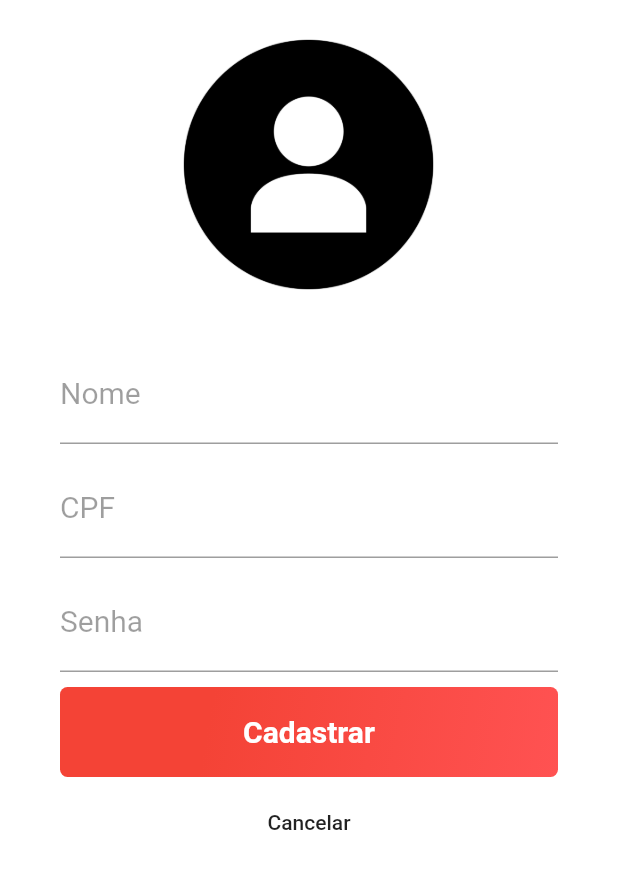
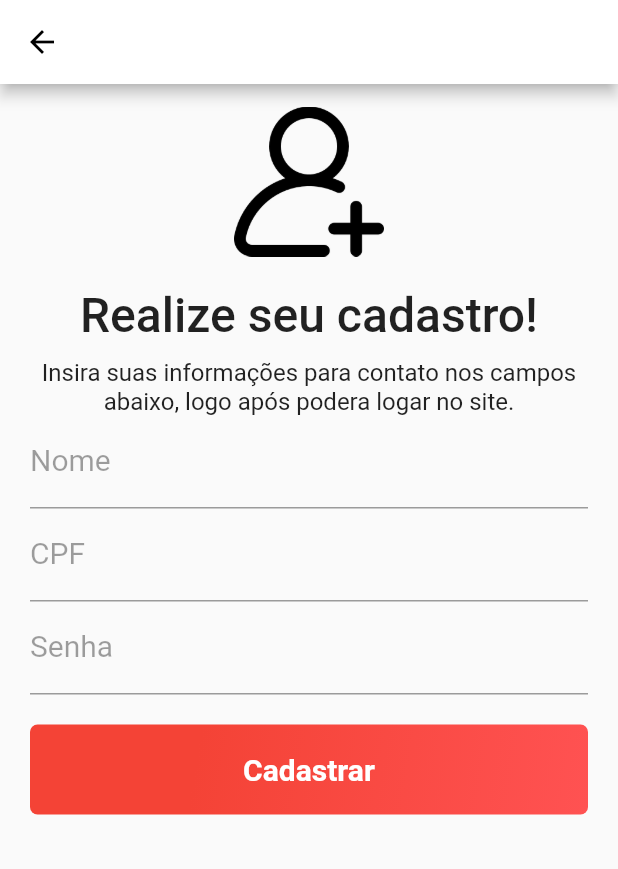
Before and after one commit to Math-Barros/project_mpsp, a Flutter app: the screen it shows after launch, after a tap on "Não possui uma conta? Cadastre-se!", on a phone screen of 412 x 824 dp. Shown: the top 869 px of the screen. Run offline on Flutter 3.47's test engine with Material 2 defaults, Android fonts, the phone set to English and light mode, and no system bars; our stand-ins replace sqflite; accounts and stored records are empty; Roboto replaces fonts that are missing (Montserrat).

Commit message:
atualização funcional de cadastro e login

```diff
--- a/lib/database/database_helper.dart
+++ b/lib/database/database_helper.dart
@@ -1,6 +1,7 @@
 import 'package:path/path.dart';
 import 'package:project_mpsp/models/usuario_model.dart';
 import 'package:sqflite/sqflite.dart';
+import 'package:sqflite/sqlite_api.dart';
 
 class DatabaseHelper {
   // Instancia do SQFLite Database
--- a/lib/screens/cadastro.dart
+++ /dev/null
@@ -1,172 +0,0 @@
-import 'package:flutter/material.dart';
-import 'package:project_mpsp/models/usuario_model.dart';
-import 'package:project_mpsp/repository/usuario_repository.dart';
-
-class Cadastro extends StatefulWidget {
-  @override
-  _Cadastro createState() => _Cadastro();
-}
-
-class _Cadastro extends State<Cadastro> {
-  GlobalKey<FormState> formKey = new GlobalKey<FormState>();
-  GlobalKey<ScaffoldState> scaffoldKey = GlobalKey<ScaffoldState>();
-
-  UsuarioModel usuarioModel = new UsuarioModel();
-
-  @override
-  Widget build(BuildContext context) {
-    return Scaffold(
-      body: Container(
-        padding: EdgeInsets.only(top: 10, left: 40, right: 40),
-        color: Colors.white,
-        child: ListView(
-          children: <Widget>[
-            Container(
-              width: 200,
-              height: 200,
-              alignment: Alignment(0.0, 1.15),
-              decoration: new BoxDecoration(
-                image: new DecorationImage(
-                  image: AssetImage("assets/profile-picture.png"),
-                  fit: BoxFit.fitHeight,
-                ),
-              ),
-              child: Container(
-                height: 56,
-                width: 56,
-                alignment: Alignment.center,
-              ),
-            ),
-            SizedBox(
-              height: 20,
-            ),
-            TextFormField(
-              // autofocus: true,
-              keyboardType: TextInputType.text,
-              decoration: InputDecoration(
-                labelText: "Nome",
-                labelStyle: TextStyle(
-                  color: Colors.black38,
-                  fontWeight: FontWeight.w400,
-                  fontSize: 20,
-                ),
-              ),
-
-              onSaved: (value) {
-                usuarioModel.nome = value;
-              },
-
-              style: TextStyle(
-                fontSize: 20,
-              ),
-            ),
-            SizedBox(
-              height: 10,
-            ),
-            TextFormField(
-              // autofocus: true,
-              keyboardType: TextInputType.number,
-              decoration: InputDecoration(
-                labelText: "CPF",
-                labelStyle: TextStyle(
-                  color: Colors.black38,
-                  fontWeight: FontWeight.w400,
-                  fontSize: 20,
-                ),
-              ),
-
-              onSaved: (value) {
-                usuarioModel.cpf = value;
-              },
-              style: TextStyle(
-                fontSize: 20,
-              ),
-            ),
-            SizedBox(
-              height: 10,
-            ),
-            TextFormField(
-              // autofocus: true,
-              keyboardType: TextInputType.text,
-              obscureText: true,
-              decoration: InputDecoration(
-                labelText: "Senha",
-                labelStyle: TextStyle(
-                  color: Colors.black38,
-                  fontWeight: FontWeight.w400,
-                  fontSize: 20,
-                ),
-              ),
-              onSaved: (value) {
-                usuarioModel.senha = value;
-              },
-
-              style: TextStyle(fontSize: 20),
-            ),
-            SizedBox(
-              height: 10,
-            ),
-            Container(
-              height: 60,
-              alignment: Alignment.centerLeft,
-              decoration: BoxDecoration(
-                gradient: LinearGradient(
-                  begin: Alignment.topLeft,
-                  end: Alignment.bottomRight,
-                  stops: [0.3, 1],
-                  colors: [
-                    Colors.red,
-                    Colors.redAccent,
-                  ],
-                ),
-                borderRadius: BorderRadius.all(
-                  Radius.circular(5),
-                ),
-              ),
-              child: SizedBox.expand(
-                child: FlatButton(
-                    child: Text(
-                      "Cadastrar",
-                      style: TextStyle(
-                        fontWeight: FontWeight.bold,
-                        color: Colors.white,
-                        fontSize: 20,
-                      ),
-                      textAlign: TextAlign.center,
-                    ),
-                    onPressed: () {
-                      formKey.currentState.save();
-
-                      new UsuarioRepository().create(usuarioModel);
-
-                      var mensagem = 'Usuario ' +
-                          usuarioModel.nome.toString() +
-                          (' cadastrado com sucesso!');
-
-                      Navigator.pop(
-                        context,
-                        mensagem,
-                      );
-                    }),
-              ),
-            ),
-            SizedBox(
-              height: 10,
-            ),
-            Container(
-              height: 40,
-              alignment: Alignment.center,
-              child: FlatButton(
-                child: Text(
-                  "Cancelar",
-                  textAlign: TextAlign.center,
-                ),
-                onPressed: () => Navigator.pop(context, false),
-              ),
-            ),
-          ],
-        ),
-      ),
-    );
-  }
-}
--- /dev/null
+++ b/lib/screens/cadastro_screen.dart
@@ -0,0 +1,207 @@
+import 'package:flutter/material.dart';
+import 'package:project_mpsp/models/usuario_model.dart';
+import 'package:project_mpsp/repository/usuario_repository.dart';
+
+class CadastroScreen extends StatefulWidget {
+  CadastroScreen({Key key}) : super(key: key);
+
+  @override
+  _CadastroScreenState createState() => _CadastroScreenState();
+}
+
+class _CadastroScreenState extends State<CadastroScreen> {
+  final GlobalKey<FormState> formKey = new GlobalKey<FormState>();
+  final GlobalKey<ScaffoldState> scaffoldKey = GlobalKey<ScaffoldState>();
+
+  UsuarioRepository usuarioRepository = UsuarioRepository();
+  UsuarioModel usuarioModel = UsuarioModel();
+
+  @override
+  Widget build(BuildContext context) {
+    return MaterialApp(
+      debugShowCheckedModeBanner: false,
+      theme: ThemeData(
+        primarySwatch: Colors.pink,
+        fontFamily: 'Montserrat',
+      ),
+      home: Scaffold(
+        //barra top da tela
+        appBar: AppBar(
+          backgroundColor: Colors.white, //Cor de fundo da tela
+          automaticallyImplyLeading: true,
+          leading: IconButton(
+              icon: Icon(Icons.arrow_back),
+              color: Colors.black,
+              onPressed: () => Navigator.pop(context)),
+        ),
+        body: Padding(
+          padding: const EdgeInsets.only(
+            left: 20,
+            right: 20,
+            top: 15,
+          ),
+          child: SingleChildScrollView(
+            child: Form(
+              key: formKey,
+              child: Center(
+                child: Column(
+                  children: <Widget>[
+                    //Icone de reset
+                    SizedBox(
+                      width: 100,
+                      height: 100,
+                      child: Image.asset("assets/social.png"),
+                    ),
+
+                    //Espacamento da logo com o resto da tela
+                    SizedBox(
+                      height: 20,
+                    ),
+
+                    Text(
+                      "Realize seu cadastro!",
+                      style: TextStyle(
+                        fontSize: 32,
+                        fontWeight: FontWeight.w500,
+                      ),
+                    ),
+
+                    SizedBox(
+                      height: 10,
+                    ),
+
+                    Text(
+                      "Insira suas informações para contato nos campos abaixo, "
+                      "logo após podera logar no site.",
+                      textAlign: TextAlign.center,
+                      style: TextStyle(
+                        fontSize: 16,
+                        fontWeight: FontWeight.w400,
+                      ),
+                    ),
+                    TextFormField(
+                      // autofocus: true,
+                      keyboardType: TextInputType.text,
+                      decoration: InputDecoration(
+                        labelText: "Nome",
+                        labelStyle: TextStyle(
+                          color: Colors.black38,
+                          fontWeight: FontWeight.w400,
+                          fontSize: 20,
+                        ),
+                      ),
+                      validator: (value) {
+                        if (value.isEmpty) {
+                          return 'Precisamos do seu nome para o cadastro';
+                        }
+                        return null;
+                      },
+                      onSaved: (value) {
+                        usuarioModel.nome = value;
+                      },
+                    ),
+                    TextFormField(
+                      // autofocus: true,
+                      keyboardType: TextInputType.number,
+                      decoration: InputDecoration(
+                        labelText: "CPF",
+                        labelStyle: TextStyle(
+                          color: Colors.black38,
+                          fontWeight: FontWeight.w400,
+                          fontSize: 20,
+                        ),
+                      ),
+                      validator: (value) {
+                        if (value.isEmpty) {
+                          return 'Digite o RM para logar';
+                        }
+                        return null;
+                      },
+                      onSaved: (value) {
+                        usuarioModel.cpf = value;
+                      },
+                    ),
+                    TextFormField(
+                      // autofocus: true,
+                      keyboardType: TextInputType.text,
+                      obscureText: true,
+                      decoration: InputDecoration(
+                        labelText: "Senha",
+                        labelStyle: TextStyle(
+                          color: Colors.black38,
+                          fontWeight: FontWeight.w400,
+                          fontSize: 20,
+                        ),
+                      ),
+                      validator: (value) {
+                        if (value.isEmpty) {
+                          return 'Digite a senha';
+                        }
+                        return null;
+                      },
+                      onSaved: (value) {
+                        usuarioModel.senha = value;
+                      },
+                    ),
+                    SizedBox(
+                      height: 20,
+                    ),
+
+                    Container(
+                      height: 60,
+                      alignment: Alignment.centerLeft,
+                      decoration: BoxDecoration(
+                        gradient: LinearGradient(
+                          begin: Alignment.topLeft,
+                          end: Alignment.bottomRight,
+                          stops: [0.3, 1],
+                          colors: [
+                            Colors.red,
+                            Colors.redAccent,
+                          ],
+                        ),
+                        borderRadius: BorderRadius.all(
+                          Radius.circular(5),
+                        ),
+                      ),
+                      child: SizedBox.expand(
+                        child: FlatButton(
+                          child: Text(
+                            "Cadastrar",
+                            style: TextStyle(
+                              fontWeight: FontWeight.bold,
+                              color: Colors.white,
+                              fontSize: 20,
+                            ),
+                            textAlign: TextAlign.center,
+                          ),
+                          onPressed: () {
+                            if (formKey.currentState.validate()) {
+                              formKey.currentState.save();
+
+                              usuarioRepository.create(usuarioModel);
+
+                              Navigator.pop(context);
+                            } else {
+                              scaffoldKey.currentState.showSnackBar(
+                                SnackBar(
+                                  content: Text(
+                                    'Não foi possível fazer o login.',
+                                  ),
+                                ),
+                              );
+                            }
+                          },
+                        ),
+                      ),
+                    ),
+                  ],
+                ),
+              ),
+            ),
+          ),
+        ),
+      ),
+    );
+  }
+}
--- a/lib/screens/login_screen.dart
+++ b/lib/screens/login_screen.dart
@@ -1,7 +1,7 @@
 import 'package:flutter/material.dart';
 import 'package:project_mpsp/models/usuario_model.dart';
 import 'package:project_mpsp/repository/usuario_repository.dart';
-import 'package:project_mpsp/screens/cadastro.dart';
+import 'package:project_mpsp/screens/cadastro_screen.dart';
 import 'package:project_mpsp/screens/resetarSenha.dart';
 
 class LoginScreen extends StatefulWidget {
@@ -144,7 +144,7 @@ class _LoginScreenState extends State<LoginScreen> {
                             Navigator.push(
                               context,
                               MaterialPageRoute(
-                                builder: (context) => Cadastro(),
+                                builder: (context) => CadastroScreen(),
                               ),
                             );
                           },
--- a/pubspec.yaml
+++ b/pubspec.yaml
@@ -46,3 +46,4 @@ flutter:
     - assets/logo-mpsp.jpg
     - assets/profile-picture.png
     - assets/reset-password-icon.png
+    - assets/social.png
```
Also changed, not shown: assets/social.png (added), pubspec.lock.
